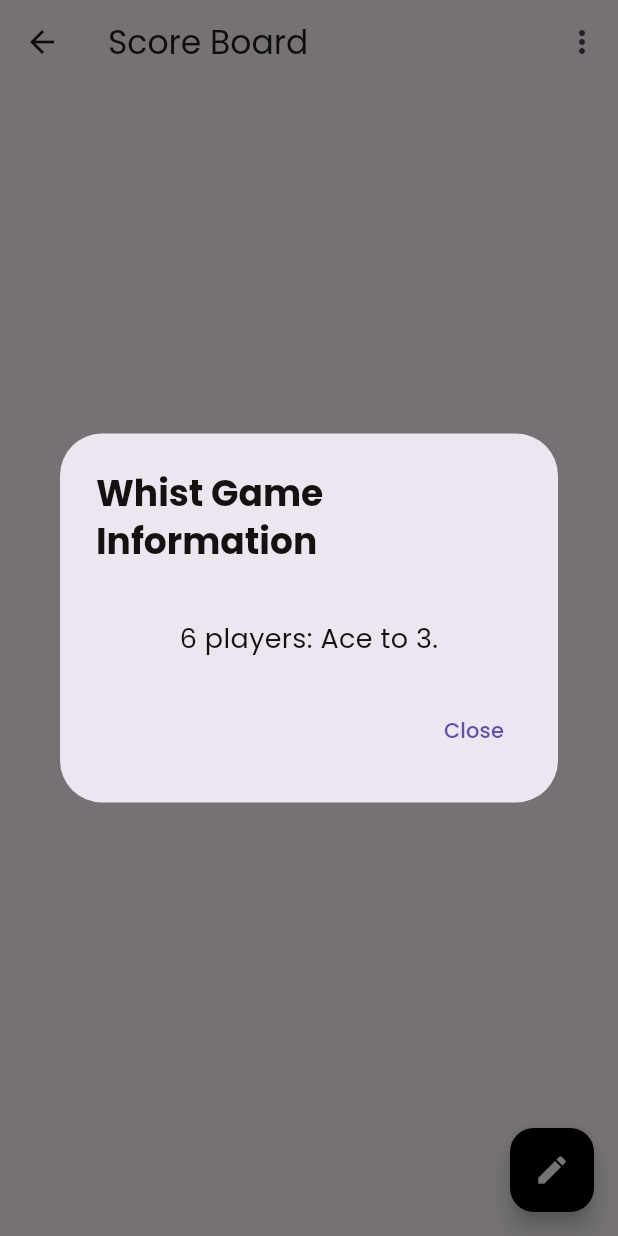
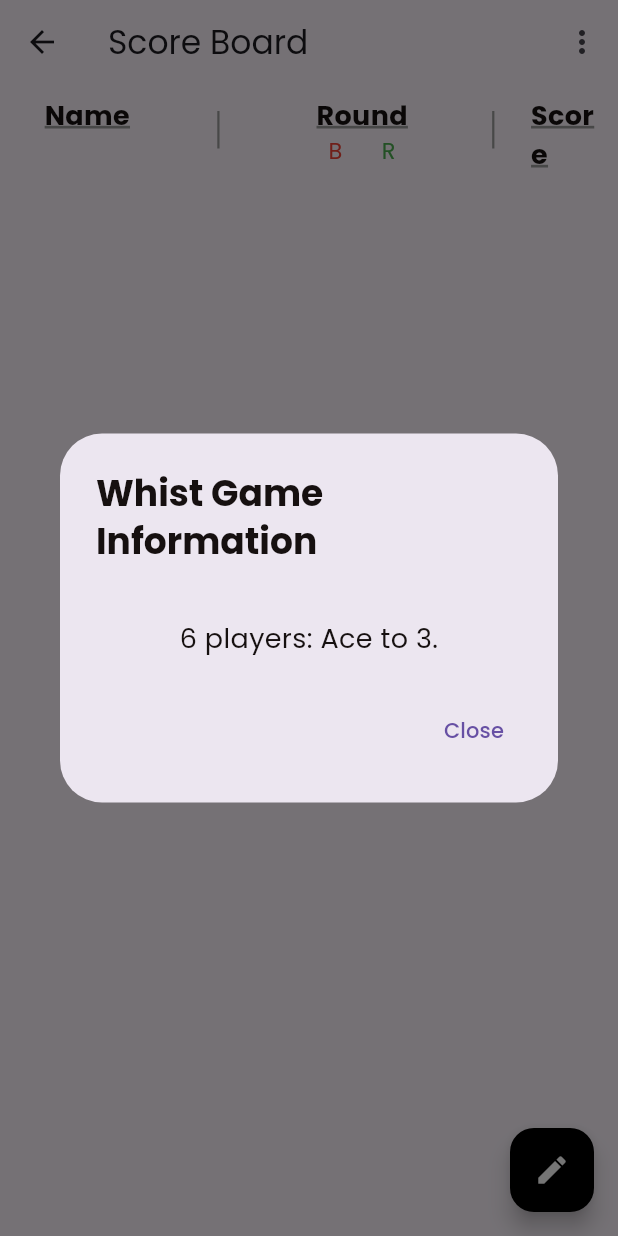
Before and after one commit to dragosdragan03/Score-Keeper-App, a Flutter app: the ScoreBoard screen opened directly with empty values, on a phone screen of 412 x 824 dp. Run offline on Flutter 3.47's test engine with Material 3 defaults, Android fonts, the phone set to English and light mode, and no system bars; our stand-ins replace confetti, google_fonts, numberpicker; missing offline and left inert: flutter_podium.

Commit message:
score_board_page design + bids and results for each player

```diff
--- a/score_keeper/lib/pages/Games/whist/input_rounds.dart
+++ b/score_keeper/lib/pages/Games/whist/input_rounds.dart
@@ -34,6 +34,7 @@ class _InputRoundsState extends State<InputRounds> {
       int playerIndex, int number, GameProviderWhist gameProvider) {
     setState(() {
       _selectedNumbers[playerIndex] = number;
+      gameProvider.updatePlayerBetRounds(playerIndex, number, true);
       gameProvider.setBids(_selectedNumbers);
     });
   }
--- a/score_keeper/lib/pages/Games/whist/score_board.dart
+++ b/score_keeper/lib/pages/Games/whist/score_board.dart
@@ -1,10 +1,14 @@
 import 'package:flutter/material.dart';
 import 'package:provider/provider.dart';
 import 'package:score_keeper/pages/Games/whist/award_page.dart';
+import 'package:score_keeper/pages/Games/whist/whist_utils/current_round.dart';
 import 'package:score_keeper/pages/Games/whist/whist_utils/game_provider_whist.dart';
+import 'package:score_keeper/pages/Games/whist/whist_utils/list_players.dart';
 import 'package:score_keeper/pages/Games/whist/whist_utils/optionsButton.dart';
 import 'package:score_keeper/pages/Games/whist/input_rounds.dart';
 import 'package:score_keeper/pages/Games/whist/whist_utils/output_rounds.dart';
+import 'package:score_keeper/pages/Games/whist/whist_utils/score_column.dart';
+import 'package:score_keeper/pages/Games/whist/whist_utils/vertical_pipes.dart';
 
 class ScoreBoard extends StatefulWidget {
   final bool gameType; // if the game is played 1..8..1 or 8..1..8
@@ -25,6 +29,12 @@ class ScoreBoard extends StatefulWidget {
 }
 
 class _ScoreBoardState extends State<ScoreBoard> {
+  final TextStyle commonTextStyle = const TextStyle(
+      fontSize: 18.0,
+      fontFamily: 'YourFontFamily', // Replace with your desired font family
+      fontWeight: FontWeight.normal,
+      decoration: TextDecoration.underline,
+      decorationThickness: 3.0);
   int prevRoundNumber = 0;
   bool specialRounds = false; // if is on false this means it starts with 1
   bool isRoundOngoing = false;
@@ -114,7 +124,7 @@ class _ScoreBoardState extends State<ScoreBoard> {
     return roundNumber;
   }
 
-  void handleRoundButtonPress(GameProviderWhist gameProvider) {
+  Future<void> handleRoundButtonPress(GameProviderWhist gameProvider) async {
     int startMiddleRounds = widget.numberOfPlayers + 6, // 8/1 rounds
         stopMiddleRounds = 2 * widget.numberOfPlayers + 6,
         startLastRounds = 2 * widget.numberOfPlayers + 12; // final rounds 1/8
@@ -160,8 +170,13 @@ class _ScoreBoardState extends State<ScoreBoard> {
       print("Input Round Type: $roundNumber\n\n");
       prevRoundNumber = gameProvider.roundNumber;
       gameProvider.incrementRoundNumber();
-
-      Navigator.push(
+      setState(() {
+        for (int i = 0; i < gameProvider.players.length; i++) {
+          gameProvider.updatePlayerBetRounds(i, 0, false);
+        }
+        isRoundOngoing = true;
+      });
+      await Navigator.push(
         context,
         MaterialPageRoute(
           builder: (context) => ChangeNotifierProvider.value(
@@ -174,11 +189,26 @@ class _ScoreBoardState extends State<ScoreBoard> {
           ),
         ),
       );
+      for (var player in gameProvider.players) {
+        print(player.name + ": ");
+        for (int i = 0; i < player.betRounds.length; i++)
+          print(player.betRounds[i]);
+      }
+      // print("Current round Number" + "${gameProvider.roundNumber}");
+      // print("Lungime betRound" + "${gameProvider.players[0].betRounds.length}");
+      // print("Lungime resultRound" +
+      //     "${gameProvider.players[0].resultRounds.length}");
+      print("Stop input rounds");
+    } else {
+      print("Stop output rounds");
       setState(() {
-        isRoundOngoing = true;
+        for (int i = 0; i < gameProvider.players.length; i++) {
+          gameProvider.updatePlayerResultRounds(i, 0, false);
+        }
+        isRoundOngoing = false;
+        unlock = true;
       });
-    } else {
-      Navigator.push(
+      await Navigator.push(
         context,
         MaterialPageRoute(
           builder: (context) => ChangeNotifierProvider.value(
@@ -191,10 +221,15 @@ class _ScoreBoardState extends State<ScoreBoard> {
           ),
         ),
       );
-      setState(() {
-        isRoundOngoing = false;
-        unlock = true;
-      });
+      for (var player in gameProvider.players) {
+        print(player.name + ": ");
+        for (int i = 0; i < player.resultRounds.length; i++)
+          print(player.resultRounds[i]);
+      }
+      // print("Current round Number" + "${gameProvider.roundNumber}");
+      // print("Lungime betRound" + "${gameProvider.players[0].betRounds.length}");
+      // print("Lungime resultRound" +
+      //     "${gameProvider.players[0].resultRounds.length}");
     }
   }
 
@@ -207,34 +242,60 @@ class _ScoreBoardState extends State<ScoreBoard> {
         title: const Text('Score Board'),
         actions: const [OptionsButton()],
       ),
-      body: ListView.separated(
-        itemCount: widget.numberOfPlayers,
-        itemBuilder: (BuildContext context, int index) {
-          return ListTile(
-            tileColor: Colors.blueGrey[200],
-            title: Row(
-              mainAxisAlignment: MainAxisAlignment.spaceBetween,
+      body: LayoutBuilder(
+        builder: (context, constraints) {
+          double containerWidth = constraints.maxWidth / 5;
+          return Padding(
+            padding: const EdgeInsets.all(8.0),
+            child: Row(
+              mainAxisAlignment: MainAxisAlignment.spaceEvenly,
               children: [
-                Text(
-                  gameProvider.players[index].name,
-                  style: const TextStyle(
-                    fontSize: 18,
-                    fontWeight: FontWeight.bold,
+                Expanded(
+                  flex: 2,
+                  child: ListPlayers(
+                    playersName: gameProvider.playersName,
+                    width: containerWidth,
                   ),
                 ),
-                Text(
-                  'Score: ${gameProvider.players[index].score}',
-                  style: const TextStyle(
-                    fontSize: 16,
+                SizedBox(
+                  width: constraints.maxWidth *
+                      0.03, // Adjust spacing proportionally
+                ),
+                Expanded(
+                  flex: 1,
+                  child:
+                      VerticalPipes(numberOfLines: widget.numberOfPlayers + 1),
+                ),
+                SizedBox(
+                  width: constraints.maxWidth *
+                      0.05, // Adjust spacing proportionally
+                ),
+                Expanded(
+                  flex: 2,
+                  child: CurrentRound(),
+                ),
+                SizedBox(
+                  width: constraints.maxWidth *
+                      0.03, // Adjust spacing proportionally
+                ),
+                Expanded(
+                  flex: 1,
+                  child:
+                      VerticalPipes(numberOfLines: widget.numberOfPlayers + 1),
+                ),
+                Expanded(
+                  flex: 1,
+                  child: ScoreColumn(
+                    scorePlayers: gameProvider.players
+                        .map((player) => player.score)
+                        .toList(),
+                    width: containerWidth,
                   ),
                 ),
               ],
             ),
           );
         },
-        separatorBuilder: (BuildContext context, int index) => const Divider(
-          color: Colors.white,
-        ),
       ),
       floatingActionButton: FloatingActionButton(
         onPressed: () => handleRoundButtonPress(gameProvider),
--- /dev/null
+++ b/score_keeper/lib/pages/Games/whist/whist_utils/current_round.dart
@@ -0,0 +1,121 @@
+import 'package:flutter/material.dart';
+import 'package:provider/provider.dart';
+import 'package:score_keeper/pages/Games/whist/whist_utils/game_provider_whist.dart';
+
+class CurrentRound extends StatefulWidget {
+  CurrentRound({super.key});
+
+  @override
+  State<CurrentRound> createState() => _CurrentRoundState();
+}
+
+class _CurrentRoundState extends State<CurrentRound> {
+  @override
+  Widget build(BuildContext context) {
+    final gameProvider = Provider.of<GameProviderWhist>(context, listen: true);
+
+    // Print statements for debugging
+    print("Current round Number: ${gameProvider.roundNumber}");
+    if (gameProvider.players.isNotEmpty) {
+      print("Lungime betRound: ${gameProvider.players[0].betRounds.length}");
+      print(
+          "Lungime resultRound: ${gameProvider.players[0].resultRounds.length}");
+    } else {
+      print("No players found.");
+    }
+
+    return Column(
+      children: [
+        const Text(
+          "Round",
+          style: TextStyle(
+              fontSize: 18,
+              fontWeight: FontWeight.bold,
+              decoration: TextDecoration.underline,
+              decorationColor: Colors.grey,
+              decorationThickness: 2.0),
+        ),
+        const Row(
+          mainAxisAlignment: MainAxisAlignment.center,
+          children: [
+            Text(
+              "B",
+              style: TextStyle(color: Colors.red, fontSize: 15),
+            ),
+            SizedBox(
+              width: 26.0,
+            ),
+            Text(
+              "R",
+              style: TextStyle(color: Colors.green, fontSize: 15),
+            ),
+          ],
+        ),
+        ...gameProvider.players
+            .map(
+              (player) => Padding(
+                padding: const EdgeInsets.only(bottom: 20.0),
+                child: Container(
+                  decoration: const BoxDecoration(
+                      border: Border(
+                          bottom: BorderSide(
+                    color: Colors.grey,
+                  ))),
+                  child: Row(
+                    mainAxisAlignment: MainAxisAlignment.center,
+                    children: [
+                      if (gameProvider.roundNumber > 0 &&
+                          gameProvider.roundNumber - 1 ==
+                              player.betRounds.length &&
+                          player.betRounds.isNotEmpty)
+                        Text(
+                          "${player.betRounds[gameProvider.roundNumber - 2]}",
+                          style: const TextStyle(
+                            fontSize: 19,
+                          ),
+                        )
+                      else
+                        const Text(
+                          "-",
+                          style: const TextStyle(
+                            fontSize: 19,
+                          ),
+                        ),
+                      const SizedBox(
+                        width: 15.0,
+                      ),
+                      Container(
+                        width: 1.5,
+                        height: 20.0,
+                        color: Colors.grey,
+                      ),
+                      const SizedBox(
+                        width: 15.0,
+                      ),
+                      if (gameProvider.roundNumber > 0 &&
+                          gameProvider.roundNumber - 1 ==
+                              player.resultRounds.length &&
+                          player.resultRounds.isNotEmpty)
+                        Text(
+                          "${player.resultRounds[gameProvider.roundNumber - 2]}",
+                          style: const TextStyle(
+                            fontSize: 19,
+                          ),
+                        )
+                      else
+                        const Text(
+                          "-",
+                          style: const TextStyle(
+                            fontSize: 19,
+                          ),
+                        ),
+                    ],
+                  ),
+                ),
+              ),
+            )
+            .toList(),
+      ],
+    );
+  }
+}
--- /dev/null
+++ b/score_keeper/lib/pages/Games/whist/whist_utils/list_players.dart
@@ -0,0 +1,59 @@
+import 'package:flutter/material.dart';
+
+class ListPlayers extends StatefulWidget {
+  final List<String> playersName;
+  final double width;
+
+  const ListPlayers(
+      {required this.width, required this.playersName, super.key});
+
+  @override
+  State<ListPlayers> createState() => _ListPlayersState();
+}
+
+class _ListPlayersState extends State<ListPlayers> {
+  @override
+  Widget build(BuildContext context) {
+    return Column(
+      crossAxisAlignment: CrossAxisAlignment.center, // Align items to the start
+      children: [
+        // Header
+        const Text(
+          'Name',
+          style: TextStyle(
+              fontSize: 18,
+              fontWeight: FontWeight.bold,
+              decoration: TextDecoration.underline,
+              decorationColor: Colors.grey,
+              decorationThickness: 2.0),
+        ),
+        const SizedBox(height: 22.0), // Space between header and names
+
+        // Convert the list of player names to widgets
+        ...widget.playersName
+            .map(
+              (playerName) => Padding(
+                padding: const EdgeInsets.only(
+                    bottom: 22.0), // Space around each name
+                child: Container(
+                  width: widget.width,
+                  child: Text(
+                    playerName,
+                    style: const TextStyle(
+                      fontSize: 18,
+                    ),
+                    textAlign: TextAlign.center,
+                  ),
+                  decoration: BoxDecoration(
+                      border: Border(
+                          bottom: BorderSide(
+                    color: Colors.grey,
+                  ))),
+                ),
+              ),
+            )
+            .toList(),
+      ],
+    );
+  }
+}
--- a/score_keeper/lib/pages/Games/whist/whist_utils/optionsButton.dart
+++ b/score_keeper/lib/pages/Games/whist/whist_utils/optionsButton.dart
@@ -19,9 +19,9 @@ class _OptionsButtonState extends State<OptionsButton> {
             // child: Text("Settings"),
             child: Row(
               children: [
-                Icon(Icons.settings, color: Colors.black),
+                Icon(Icons.home, color: Colors.black),
                 SizedBox(width: 8), // Spacing between icon and text
-                Text("Settings", style: TextStyle(color: Colors.black)),
+                Text("Home Page", style: TextStyle(color: Colors.black)),
               ],
             ),
           ),
--- /dev/null
+++ b/score_keeper/lib/pages/Games/whist/whist_utils/score_column.dart
@@ -0,0 +1,57 @@
+import 'package:flutter/material.dart';
+
+class ScoreColumn extends StatefulWidget {
+  final List<int> scorePlayers;
+  final double width;
+  const ScoreColumn({required this.width ,required this.scorePlayers, super.key});
+
+  @override
+  State<ScoreColumn> createState() => _ScoreColumnState();
+}
+
+class _ScoreColumnState extends State<ScoreColumn> {
+  @override
+  Widget build(BuildContext context) {
+    return Column(
+      crossAxisAlignment: CrossAxisAlignment.center, // Align items to the start
+      children: [
+        // Header
+        const Text(
+          'Score',
+          style: TextStyle(
+              fontSize: 18,
+              fontWeight: FontWeight.bold,
+              decoration: TextDecoration.underline,
+              decorationColor: Colors.grey,
+              decorationThickness: 2.0),
+        ),
+        const SizedBox(height: 20.0), // Space between header and names
+
+        // Convert the list of player names to widgets
+        ...widget.scorePlayers
+            .map(
+              (scorePlayer) => Padding(
+                padding: const EdgeInsets.only(
+                    bottom: 22.0), // Space around each name
+                child: Container(
+                  width: widget.width,
+                  child: Text(
+                    "${scorePlayer}",
+                    textAlign: TextAlign.center,
+                    style: const TextStyle(
+                      fontSize: 19,
+                    ),
+                  ),
+                  decoration: BoxDecoration(
+                      border: Border(
+                          bottom: BorderSide(
+                    color: Colors.grey,
+                  ))),
+                ),
+              ),
+            )
+            .toList(),
+      ],
+    );
+  }
+}
--- /dev/null
+++ b/score_keeper/lib/pages/Games/whist/whist_utils/vertical_pipes.dart
@@ -0,0 +1,41 @@
+import 'package:flutter/material.dart';
+
+class VerticalPipes extends StatelessWidget {
+  final int numberOfLines;
+
+  const VerticalPipes({
+    required this.numberOfLines,
+    super.key,
+  });
+
+  @override
+  Widget build(BuildContext context) {
+    // Define local variables
+    final double lineThickness = 1.5;
+    final double lineHeight = 25.0;
+    final double spacing = 25.0;
+
+    // Generate the list of vertical lines and return directly
+    return Padding(
+      padding: const EdgeInsets.only(top: 10.0),
+      child: Column(
+        children: List.generate(
+          numberOfLines,
+          (index) {
+            return Column(
+              children: [
+                // SizedBox(height: spacing), // space above the line
+                Container(
+                  width: lineThickness,
+                  height: lineHeight,
+                  color: Colors.grey,
+                ),
+                SizedBox(height: spacing), // space below the line
+              ],
+            );
+          },
+        ),
+      ),
+    );
+  }
+}
```
Also changed, not shown: score_keeper/lib/pages/Games/whist/whist_utils/game_provider_whist.dart (+31 -0 lines), score_keeper/lib/pages/Games/whist/whist_utils/output_rounds.dart (+15 -9 lines), score_keeper/lib/pages/Games/whist/whist_utils/whist_player.dart (+40 -9 lines).
